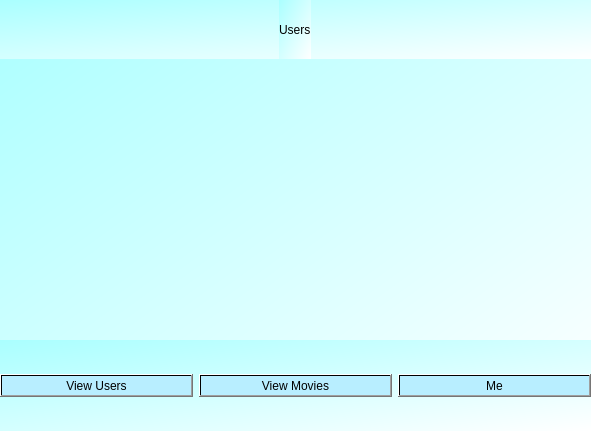
reich03/EstructurasProyecto, file view_users.ui: the form before one commit.
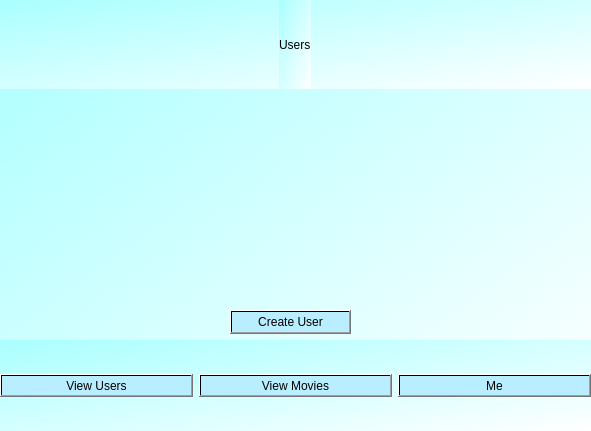
The form after the commit.

Diff of the .ui file:
```diff
--- a/view_users.ui
+++ b/view_users.ui
@@ -73,7 +73,7 @@
      <x>0</x>
      <y>0</y>
      <width>591</width>
-     <height>59</height>
+     <height>89</height>
     </rect>
    </property>
    <layout class="QVBoxLayout" name="top">
@@ -96,6 +96,24 @@
     </item>
    </layout>
   </widget>
+  <widget class="QPushButton" name="create">
+   <property name="geometry">
+    <rect>
+     <x>230</x>
+     <y>310</y>
+     <width>121</width>
+     <height>24</height>
+    </rect>
+   </property>
+   <property name="styleSheet">
+    <string notr="true">color: qlineargradient(spread:pad, x1:0, y1:0, x2:1, y2:1, stop:1 rgba(0, 0, 0, 255));
+background-color: qlineargradient(spread:pad, x1:0, y1:0, x2:1, y2:1, stop:1 rgba(184, 238, 255, 255));
+font: 900 9pt &quot;Segoe UI&quot;;</string>
+   </property>
+   <property name="text">
+    <string>Create User</string>
+   </property>
+  </widget>
  </widget>
  <resources/>
  <connections/>
```
